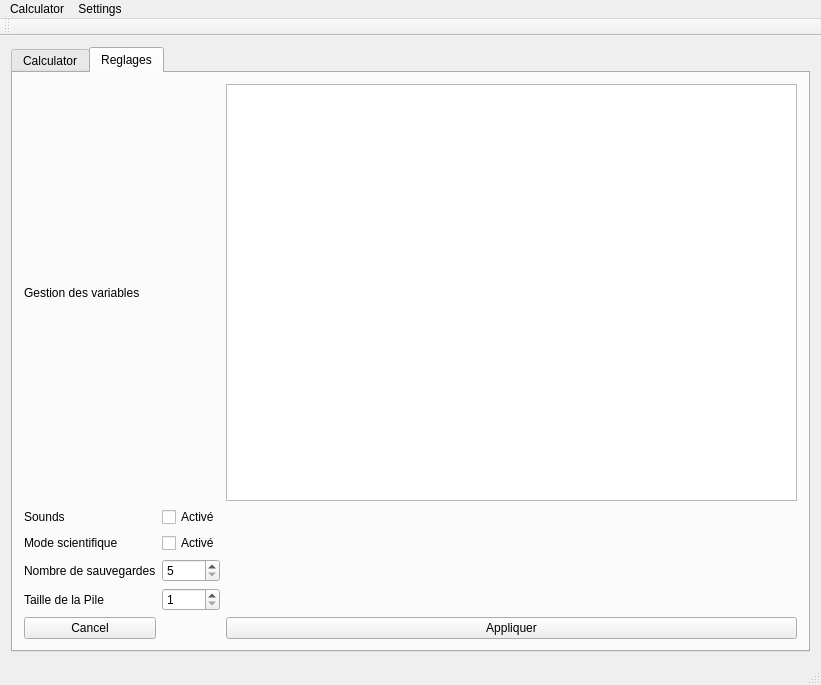
Old version of the form Code/Calculatrice/mainwindow.ui in the repository AntoineRondelet/Scientist_Calculator_C-_Qt.
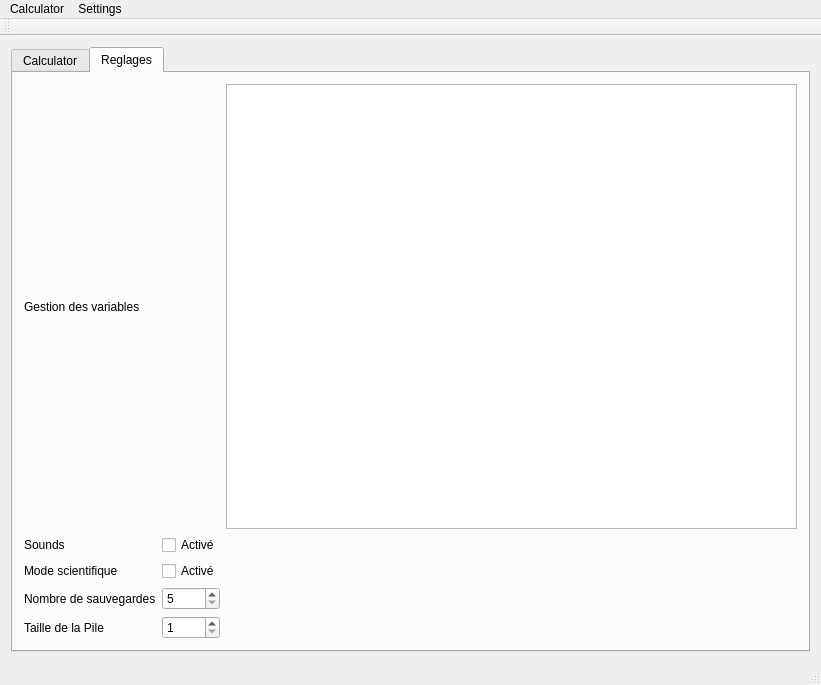
New version of the form. The open tabs and pages were chosen to show the change.

Patch:
```diff
--- a/Code/Calculatrice/mainwindow.ui
+++ b/Code/Calculatrice/mainwindow.ui
@@ -432,24 +432,17 @@
         <string>Reglages</string>
        </attribute>
        <layout class="QGridLayout" name="gridLayout_4">
-        <item row="6" column="0">
-         <widget class="QPushButton" name="pushButton">
-          <property name="text">
-           <string>Cancel</string>
-          </property>
-         </widget>
-        </item>
-        <item row="3" column="2">
+        <item row="4" column="2">
          <widget class="QCheckBox" name="checkBoxS">
           <property name="text">
            <string>Activé</string>
           </property>
          </widget>
         </item>
-        <item row="6" column="3">
-         <widget class="QPushButton" name="pushButton_2">
+        <item row="2" column="0">
+         <widget class="QLabel" name="label">
           <property name="text">
-           <string>Appliquer</string>
+           <string>Sounds</string>
           </property>
          </widget>
         </item>
@@ -460,7 +453,7 @@
           </property>
          </widget>
         </item>
-        <item row="4" column="2">
+        <item row="5" column="2">
          <widget class="QSpinBox" name="spinBoxSaves">
           <property name="minimum">
            <number>5</number>
@@ -470,14 +463,14 @@
           </property>
          </widget>
         </item>
-        <item row="5" column="0">
+        <item row="6" column="0">
          <widget class="QLabel" name="label_5">
           <property name="text">
            <string>Taille de la Pile </string>
           </property>
          </widget>
         </item>
-        <item row="5" column="2">
+        <item row="6" column="2">
          <widget class="QSpinBox" name="spinBoxDimPile">
           <property name="minimum">
            <number>1</number>
@@ -487,27 +480,20 @@
           </property>
          </widget>
         </item>
-        <item row="3" column="0">
+        <item row="4" column="0">
          <widget class="QLabel" name="label_3">
           <property name="text">
            <string>Mode scientifique</string>
           </property>
          </widget>
         </item>
-        <item row="4" column="0">
+        <item row="5" column="0">
          <widget class="QLabel" name="label_4">
           <property name="text">
            <string>Nombre de sauvegardes</string>
           </property>
          </widget>
         </item>
-        <item row="2" column="0">
-         <widget class="QLabel" name="label">
-          <property name="text">
-           <string>Sounds</string>
-          </property>
-         </widget>
-        </item>
         <item row="2" column="2">
          <widget class="QCheckBox" name="checkBoxSounds">
           <property name="text">
@@ -516,7 +502,7 @@
          </widget>
         </item>
         <item row="1" column="3">
-         <widget class="QTableView" name="tableViewIDs"/>
+         <widget class="QTableWidget" name="tableWidgetIDs"/>
         </item>
        </layout>
       </widget>
```
